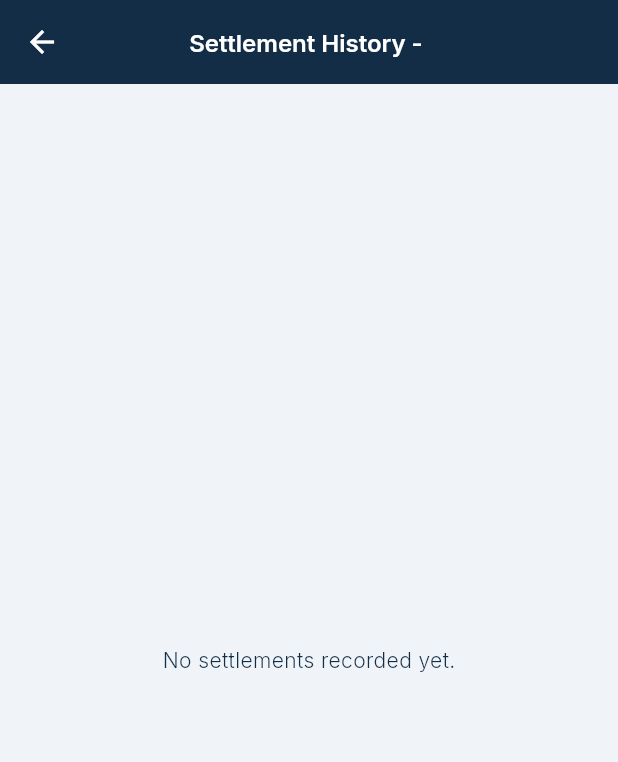
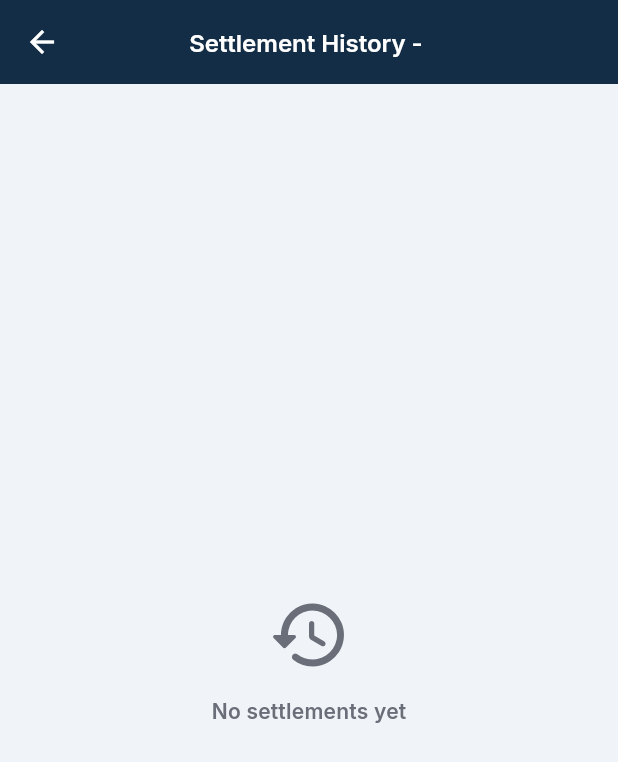
Before and after one commit to Computing-Group-Project/Mobile-App-Development, a Flutter app: the SettlementHistoryScreen screen opened directly with empty values, on a phone screen of 412 x 824 dp. Shown: the top 762 px of the screen. Run offline on Flutter 3.47's test engine with Material 3 defaults, Android fonts, the phone set to English and light mode, and no system bars; our stand-ins replace camera, cloud_firestore, firebase_auth, firebase_core, firebase_messaging, fl_chart and 6 more; missing offline and left inert: google_mlkit_text_recognition; accounts and stored records are empty; generated files the repository leaves out were written again.

Commit message:
fix: polish settlement history UI, fix hardcoded colours

```diff
--- a/lib/features/groups/screens/settlement_history_screen.dart
+++ b/lib/features/groups/screens/settlement_history_screen.dart
@@ -25,34 +25,51 @@ class SettlementHistoryScreen extends StatelessWidget {
           }
 
           final settlements = snapshot.data!;
+          final theme = Theme.of(context);
+
           if (settlements.isEmpty) {
-            return const Center(child: Text('No settlements recorded yet.'));
+            return Center(
+              child: Column(
+                mainAxisSize: MainAxisSize.min,
+                children: [
+                  Icon(Icons.history_rounded, size: 56,
+                      color: theme.colorScheme.onSurfaceVariant),
+                  const SizedBox(height: 12),
+                  Text('No settlements yet',
+                      style: theme.textTheme.titleMedium?.copyWith(
+                          color: theme.colorScheme.onSurfaceVariant)),
+                ],
+              ),
+            );
           }
 
           return ListView.builder(
+            padding: const EdgeInsets.symmetric(horizontal: 12, vertical: 8),
             itemCount: settlements.length,
             itemBuilder: (context, index) {
               final s = settlements[index];
+              final color = s.isPartial
+                  ? theme.colorScheme.tertiary
+                  : theme.colorScheme.primary;
               return Card(
-                margin: const EdgeInsets.symmetric(horizontal: 12, vertical: 6),
+                margin: const EdgeInsets.only(bottom: 8),
                 child: ListTile(
-                  leading: Icon(
-                    Icons.receipt_long,
-                    color: s.isPartial ? Colors.orange : Theme.of(context).colorScheme.primary,
-                  ),
+                  leading: Icon(Icons.receipt_long, color: color),
                   title: Text('${s.fromName} → ${s.toName}'),
                   subtitle: Column(
                     crossAxisAlignment: CrossAxisAlignment.start,
                     children: [
-                      Text('Amount: LKR ${s.amount.toStringAsFixed(0)}'),
-                      Text('Date: ${s.createdAt.toLocal().toString().substring(0, 10)}'),
+                      Text('LKR ${s.amount.toStringAsFixed(0)}'),
+                      Text(s.createdAt.toLocal().toString().substring(0, 10),
+                          style: theme.textTheme.labelSmall?.copyWith(
+                              color: theme.colorScheme.onSurfaceVariant)),
                     ],
                   ),
                   trailing: Text(
                     s.isPartial ? 'Partial' : 'Full',
-                    style: TextStyle(
+                    style: theme.textTheme.labelMedium?.copyWith(
                       fontWeight: FontWeight.bold,
-                      color: s.isPartial ? Colors.orange : Theme.of(context).colorScheme.primary,
+                      color: color,
                     ),
                   ),
                 ),
```
